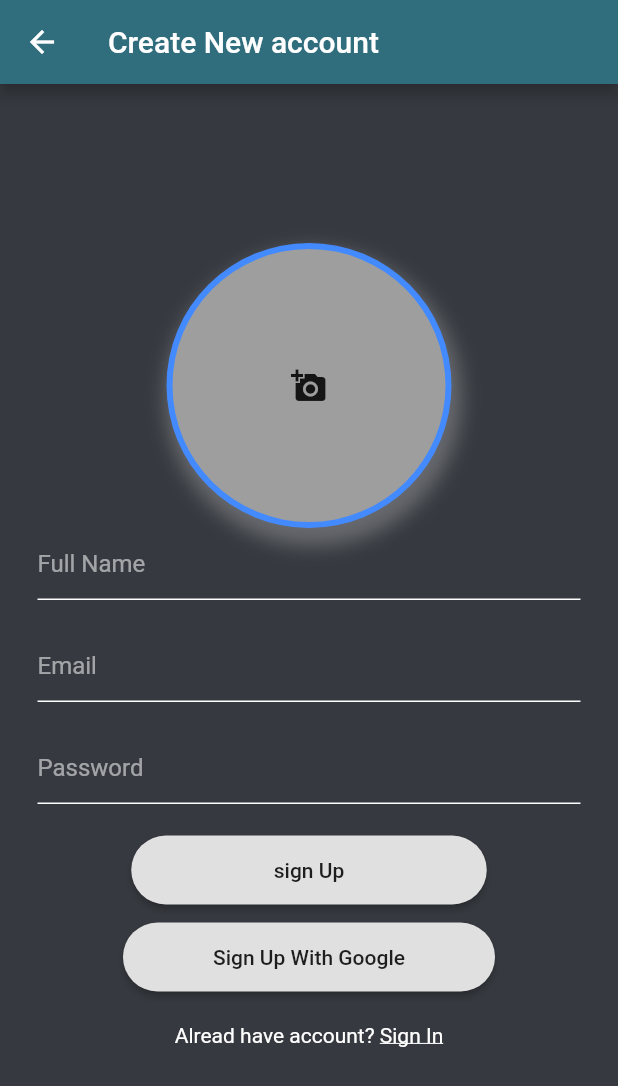
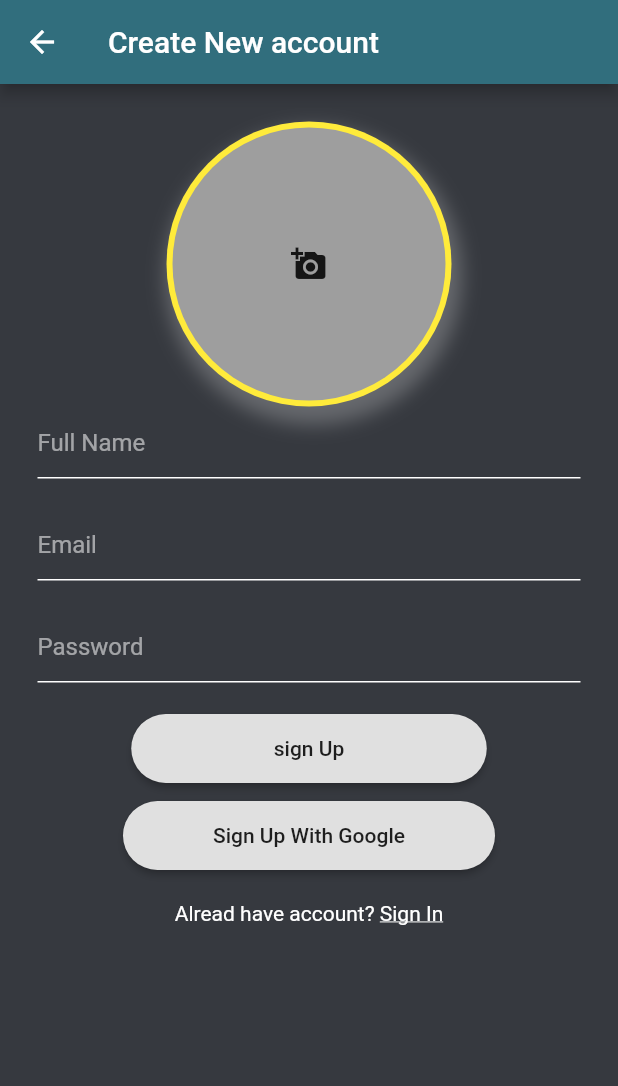
Before and after one commit to tahaTWM/chatFirebase, a Flutter app: the SignUp screen opened directly, on a phone screen of 412 x 824 dp. Shown: the top 1086 px of the screen. Run offline on Flutter 3.47's test engine with Material 2 defaults, Android fonts, the phone set to English and light mode, and no system bars; our stand-ins replace cloud_firestore, firebase_auth, firebase_core, firebase_storage, google_sign_in, image_picker and 1 more; accounts and stored records are empty.

Commit message:
2021-11-19, 22:04:40.99

```diff
--- a/lib/api/authFunctions.dart
+++ b/lib/api/authFunctions.dart
@@ -57,11 +57,13 @@ class Api {
     }
   }
 
-  Future<bool> singUp(String fullname, String email, String password) async {
+  Future<bool> singUp(
+      String fullname, String photoURL, String email, String password) async {
     try {
       final result = await _auth.createUserWithEmailAndPassword(
           email: email, password: password);
       await _auth.currentUser.updateDisplayName(fullname);
+      await _auth.currentUser.updatePhotoURL(photoURL);
       if (result != null) return true;
     } on FirebaseAuthException catch (e) {
       if (e.code == 'weak-password') {
--- a/lib/api/databaseFunctions.dart
+++ b/lib/api/databaseFunctions.dart
@@ -1,6 +1,7 @@
 // ignore_for_file: file_names, avoid_print, invalid_return_type_for_catch_error
 
 import 'package:cloud_firestore/cloud_firestore.dart';
+import 'package:firebase_auth/firebase_auth.dart';
 
 class DataBase {
   Future getUsersByUserNames(String userName) async {
@@ -17,6 +18,10 @@ class DataBase {
         .catchError((onError) => print(onError.toString()));
   }
 
+  Future getUserData() async {
+    return await FirebaseAuth.instance.currentUser.providerData;
+  }
+
   getChatRooms() async {
     return await FirebaseFirestore.instance.collection("ChatRoom").get();
   }
--- a/lib/view/auth/signUp.dart
+++ b/lib/view/auth/signUp.dart
@@ -1,4 +1,4 @@
-// ignore_for_file: use_key_in_widget_constructors, unnecessary_new, deprecated_member_use, prefer_const_constructors, file_names, prefer_const_literals_to_create_immutables
+// ignore_for_file: use_key_in_widget_constructors, unnecessary_new, deprecated_member_use, prefer_const_constructors, file_names, prefer_const_literals_to_create_immutables, avoid_print
 
 import 'dart:io';
 
@@ -21,6 +21,7 @@ class _SignUpState extends State<SignUp> {
   File _image;
   ImagePicker imagePicker = ImagePicker();
   String imageUrl;
+  Color imageColor = Colors.yellow;
 
   @override
   Widget build(BuildContext context) {
@@ -30,10 +31,10 @@ class _SignUpState extends State<SignUp> {
         title: Text("Create New account"),
         backgroundColor: Color.fromRGBO(49, 110, 125, 1),
       ),
-      body: Container(
+      body: SingleChildScrollView(
+        child: Container(
           padding: EdgeInsets.all(25),
           child: Column(
-          mainAxisAlignment: MainAxisAlignment.center,
             children: [
               Container(
                 width: 190,
@@ -41,7 +42,7 @@ class _SignUpState extends State<SignUp> {
                 padding: EdgeInsets.all(4),
                 decoration: BoxDecoration(
                   shape: BoxShape.circle,
-                color: Colors.blueAccent,
+                  color: imageColor,
                   boxShadow: [
                     BoxShadow(
                       color: Colors.white24,
@@ -60,8 +61,8 @@ class _SignUpState extends State<SignUp> {
                               decoration: BoxDecoration(
                                 shape: BoxShape.circle,
                                 image: DecorationImage(
-                                fit: BoxFit.contain,
-                                image: AssetImage(_image.path),
+                                  image: FileImage(_image),
+                                  fit: BoxFit.cover,
                                 ),
                               ),
                             )
@@ -81,7 +82,7 @@ class _SignUpState extends State<SignUp> {
                           decoration: BoxDecoration(
                             shape: BoxShape.circle,
                             image: DecorationImage(
-                            fit: BoxFit.contain,
+                              fit: BoxFit.cover,
                               image: NetworkImage(imageUrl),
                             ),
                           ),
@@ -105,6 +106,7 @@ class _SignUpState extends State<SignUp> {
                 decoration: textFieldInputDecoration("Password"),
                 style: TextStyle(color: Colors.white),
                 obscureText: true,
+                onFieldSubmitted: (_) => registerNow(),
               ),
               SizedBox(height: 20),
               Column(
@@ -148,6 +150,7 @@ class _SignUpState extends State<SignUp> {
             ],
           ),
         ),
+      ),
     );
   }
 
@@ -171,10 +174,9 @@ class _SignUpState extends State<SignUp> {
   signWithGoogle() => api.signInWithGoogle(context);
 
   registerNow() => api
-          .singUp(fullNameController.text, emailController.text,
+          .singUp(fullNameController.text, imageUrl, emailController.text,
               passwordController.text)
           .then((value) async {
-        await uploadImage();
         Map<String, String> userData = {
           "name": fullNameController.text,
           "email": emailController.text,
@@ -190,6 +192,7 @@ class _SignUpState extends State<SignUp> {
     setState(() {
       _image = File(image.path);
     });
+    await uploadImage();
   }
 
   Future uploadImage() {
@@ -204,6 +207,9 @@ class _SignUpState extends State<SignUp> {
         setState(() {
           imageUrl = imageURL;
         });
+        setState(() {
+          imageColor = Colors.green;
+        });
       });
     }).catchError((e) {
       print(e.toString());
```
Also changed, not shown: lib/view/chat_view/conversionScreen.dart (+26 -21 lines), lib/view/chat_view/profile.dart (added, +67 -0 lines), lib/view/chat_view/search.dart (+27 -2 lines). Lines whose indentation alone changed are shown as unchanged.
